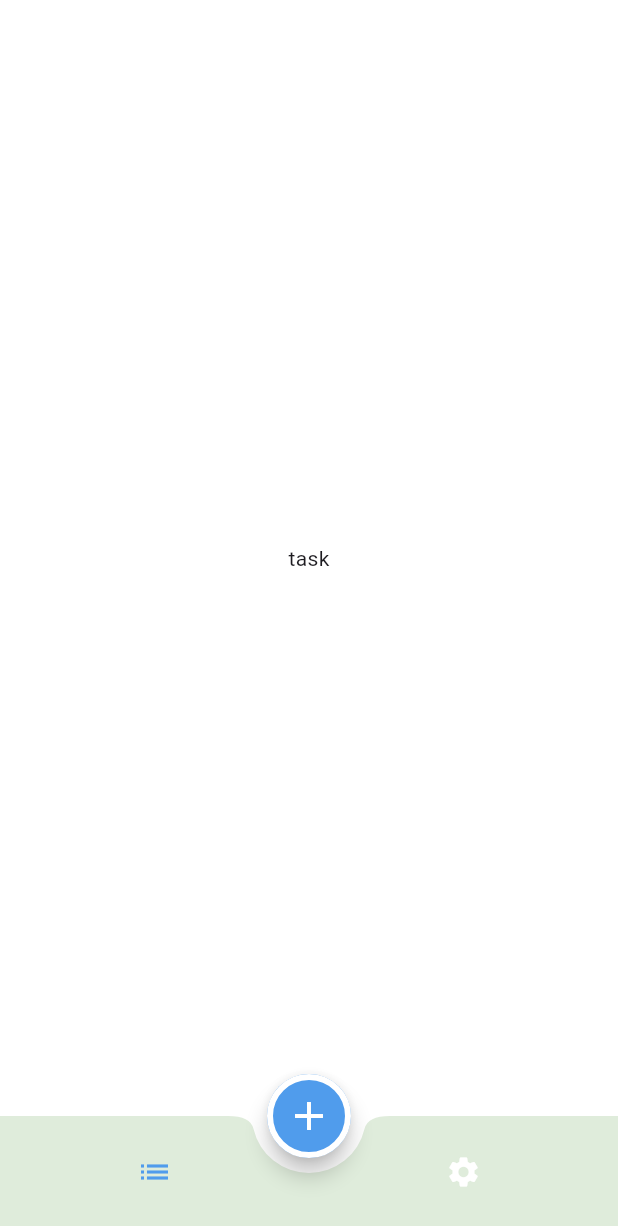
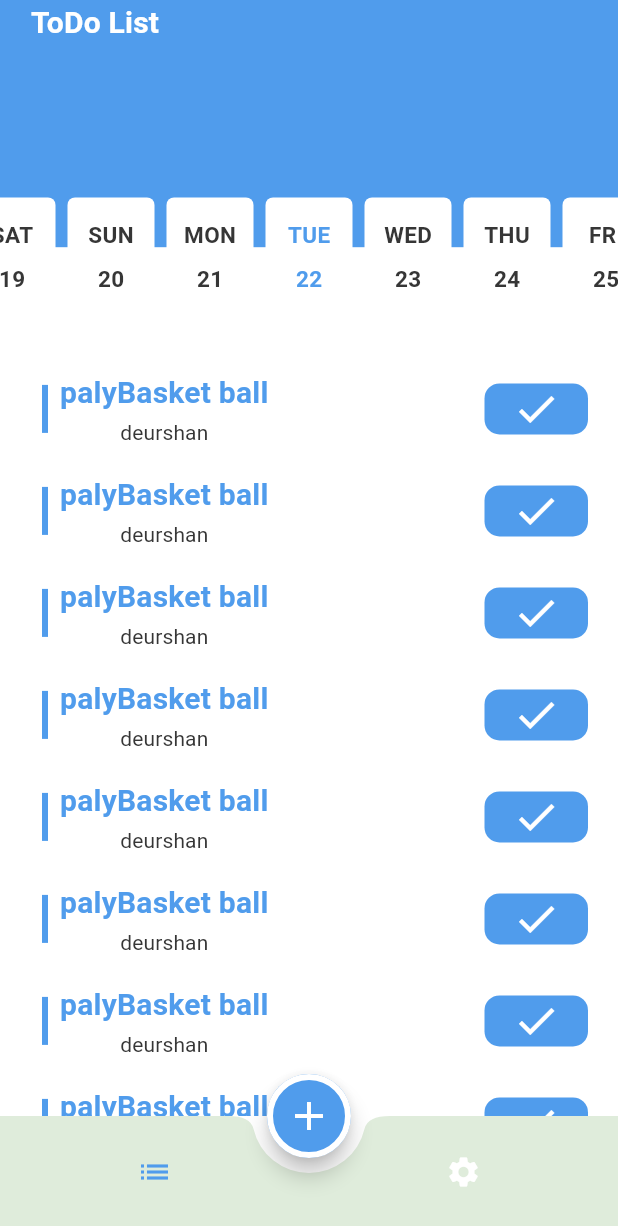
Before and after one commit to Amr-kh-dev/TODO-APP, a Flutter app: the screen it shows after launch, on a phone screen of 412 x 824 dp. Shown: the top 1226 px of the screen. Run offline on Flutter 3.47's test engine with Material 3 defaults, Android fonts, the phone set to English and light mode, and no system bars; drawn by our look-alikes of easy_date_timeline.

Commit message:
finsh task iteme

```diff
--- a/lib/App_theme.dart
+++ b/lib/App_theme.dart
@@ -26,8 +26,11 @@ class AppTheme {
         foregroundColor: white,
         shape: CircleBorder(side: BorderSide(width: 4, color: white)),
       ),
-
-  );
+      textTheme: TextTheme(
+          titleMedium: TextStyle(
+              fontSize: 20, color: black, fontWeight: FontWeight.bold),
+          titleSmall: TextStyle(
+              fontSize: 14, color: black, fontWeight: FontWeight.w400)));
   ///////////////////////////////////////////////////////////////////////////////////
   static ThemeData darkTheme = ThemeData();
 }
--- /dev/null
+++ b/lib/taps/tasks/task_itame.dart
@@ -0,0 +1,44 @@
+import 'package:flutter/material.dart';
+import 'package:flutter_application_1/App_theme.dart';
+
+class TaskItame extends StatelessWidget {
+  @override
+  Widget build(BuildContext context) {
+    double height = MediaQuery.sizeOf(context).height;
+    double width = MediaQuery.sizeOf(context).width;
+    TextTheme textTheme = Theme.of(context).textTheme;
+    return Container(
+      margin: EdgeInsets.symmetric(vertical: 8, horizontal: 20),
+      decoration: BoxDecoration(color: Colors.white),
+      child: Row(
+        children: [
+          Container(
+            margin: EdgeInsets.all(8),
+            width: 4,
+            height: 32,
+            color: AppTheme.primaryLight,
+          ),
+          Column(
+            children: [
+              Text('palyBasket ball',style: textTheme.titleMedium?.copyWith(color: AppTheme.primaryLight),),
+              SizedBox(height: 2,),
+              Text('deurshan',style: textTheme.titleSmall,),
+            ],
+
+          ),
+          Spacer(),
+          Container(
+            height: 34,
+            width: 69,
+            decoration: BoxDecoration(
+              color: AppTheme.primaryLight,
+              borderRadius: BorderRadius.circular(10)
+
+            ),
+            child: Icon(Icons.check,color: AppTheme.white,size: 32,),
+          )
+        ],
+      ),
+    );
+  }
+}
--- a/lib/taps/tasks/task_tap.dart
+++ b/lib/taps/tasks/task_tap.dart
@@ -1,10 +1,82 @@
+import 'package:easy_date_timeline/easy_date_timeline.dart';
 import 'package:flutter/material.dart';
+import 'package:flutter_application_1/App_theme.dart';
+import 'package:flutter_application_1/taps/tasks/task_itame.dart';
 
 class TaskTap extends StatelessWidget {
   @override
   Widget build(BuildContext context) {
-    return Center(
-      child: Text('task'),
+    double higth = MediaQuery.sizeOf(context).height;
+    double width = MediaQuery.sizeOf(context).width;
+    return Column(
+      children: [
+        Stack(
+          children: [
+            Container(
+              height: higth * 0.2,
+              width: double.infinity,
+              color: AppTheme.primaryLight,
+            ),
+            Padding(
+                padding: EdgeInsetsDirectional.only(
+                  start: width * 0.05,
+                ),
+                child: SafeArea(
+                    child: Text(
+                  'ToDo List',
+                  style: Theme.of(context)
+                      .textTheme
+                      .titleMedium
+                      ?.copyWith(color: Colors.white),
+                )
+                )
+                ),
+            Padding(
+              padding: EdgeInsetsDirectional.only(top: higth*0.15),
+              child: EasyInfiniteDateTimeLine(
+                firstDate: DateTime.now().subtract(Duration(days: 365)),
+                lastDate: DateTime.now().add(Duration(days: 365)),
+                focusDate: DateTime.now(),
+                showTimelineHeader: false,
+                dayProps: EasyDayProps(
+                  height: 79,
+                  width: 58,
+                  dayStructure: DayStructure.dayStrDayNum,
+                  activeDayStyle: DayStyle(
+                    decoration: BoxDecoration(
+                      color: AppTheme.white,
+                      borderRadius: BorderRadius.circular(5),
+                    ),
+                    dayNumStyle: TextStyle(
+                        fontSize: 15,
+                        fontWeight: FontWeight.bold,
+                        color: AppTheme.primaryLight),
+                    dayStrStyle: TextStyle(
+                        fontSize: 15,
+                        fontWeight: FontWeight.bold,
+                        color: AppTheme.primaryLight),
+                  ),
+                  inactiveDayStyle: DayStyle(
+                    decoration: BoxDecoration(
+                      color: AppTheme.white,
+                      borderRadius: BorderRadius.circular(5),
+                    ),
+                    dayNumStyle: TextStyle(
+                        fontSize: 15,
+                        fontWeight: FontWeight.bold,
+                        color: AppTheme.black),
+                    dayStrStyle: TextStyle(
+                        fontSize: 15,
+                        fontWeight: FontWeight.bold,
+                        color: AppTheme.black),
+                  ),
+                ),
+              ),
+            ),
+          ],
+        ),
+       Expanded(child: ListView.builder(  padding: EdgeInsets.only(top: 20), itemBuilder:(_,index)=>TaskItame(),itemCount: 10,))
+      ],
     );
   }
 }
--- a/pubspec.yaml
+++ b/pubspec.yaml
@@ -39,6 +39,7 @@ dependencies:
     sdk: flutter
   intl: 0.19.0
   provider: ^6.1.2
+  easy_date_timeline: ^1.1.3
 
 dev_dependencies:
   flutter_test:
```
Also changed, not shown: pubspec.lock. Lines whose indentation alone changed are shown as unchanged.
